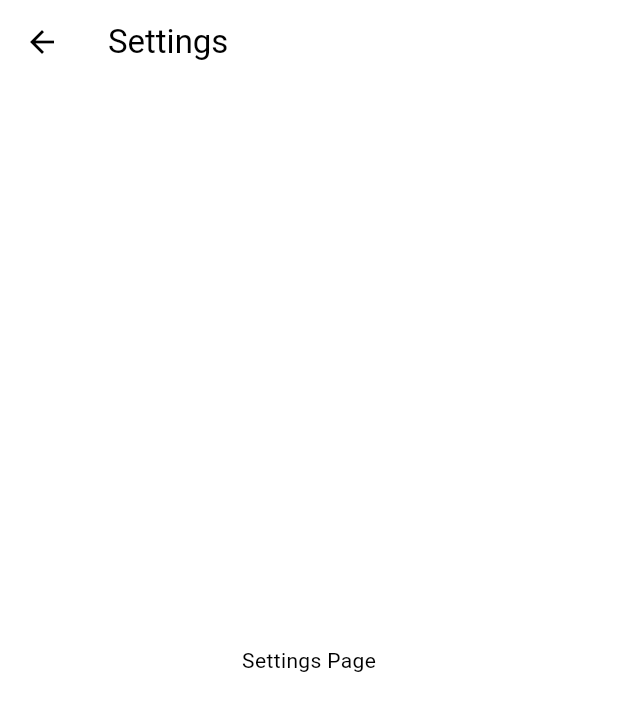
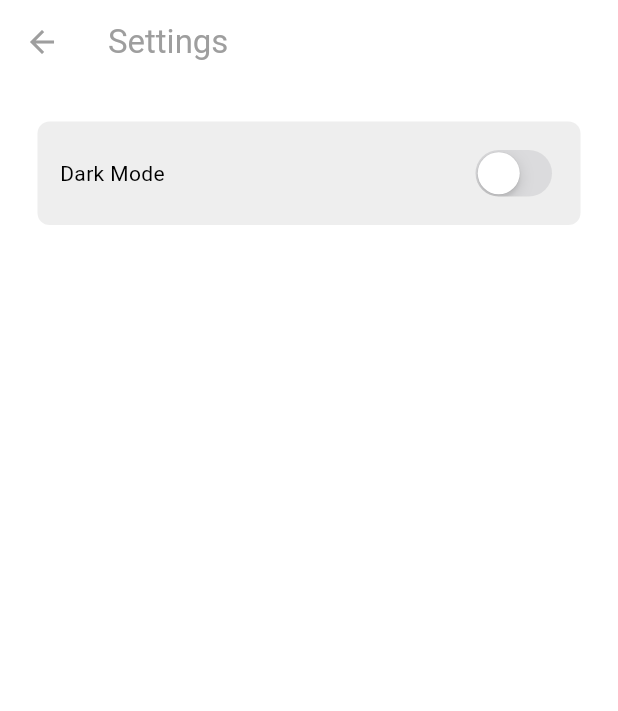
Before and after one commit to imad06/chat_app_flutter, a Flutter app: the screen it shows once a user with an empty profile is signed in, in the side drawer, after a tap on "S E T T I N G S", on a phone screen of 412 x 824 dp. Shown: the top 711 px of the screen. Run offline on Flutter 3.47's test engine with Material 3 defaults, Android fonts, the light colour scheme and no system bars; our stand-ins replace cloud_firestore, firebase_auth, firebase_core; accounts and stored records are empty; network calls fail.

Commit message:
Premier commit de mon app Flutter

```diff
--- a/lib/components/my_drawer.dart
+++ b/lib/components/my_drawer.dart
@@ -12,7 +12,7 @@ class MyDrawer extends StatelessWidget {
   @override
   Widget build(BuildContext context) {
     return Drawer(
-      backgroundColor: Theme.of(context).colorScheme.background,
+      backgroundColor: Theme.of(context).colorScheme.surface,
       child: Column(
         mainAxisAlignment: MainAxisAlignment.spaceBetween,
         children: [
--- a/lib/components/user_title.dart
+++ b/lib/components/user_title.dart
@@ -17,10 +17,12 @@ class UserTitle extends StatelessWidget{
           color: Theme.of(context).colorScheme.secondary,
           borderRadius: BorderRadius.circular(12),
         ),
-
+        margin: const EdgeInsets.symmetric(vertical: 5, horizontal: 25),
+        padding: const EdgeInsets.all(20),
         child: Row(
           children: [
-            Icon(Icons.person),
+            const Icon(Icons.person),
+            const SizedBox(width: 20),
             Text(text),
 
           ]
--- a/lib/main.dart
+++ b/lib/main.dart
@@ -1,13 +1,19 @@
 import 'package:chaty/services/auth/auth_gate.dart';
 import 'package:chaty/firebase_options.dart';
+import 'package:chaty/themes/theme_provider.dart';
 import 'package:firebase_core/firebase_core.dart';
 import 'package:flutter/material.dart';
-import 'package:chaty/themes/light_mode.dart';
+import 'package:provider/provider.dart';
+
 
 void main() async{
   WidgetsFlutterBinding.ensureInitialized();
   await Firebase.initializeApp(options: DefaultFirebaseOptions.currentPlatform);
-  runApp(const MyApp());
+  runApp(
+    ChangeNotifierProvider(create: (context) => ThemeProvider(),
+      child: const MyApp(),
+    ),
+  );
 }
 
 class MyApp extends StatelessWidget {
@@ -18,7 +24,7 @@ class MyApp extends StatelessWidget {
     return MaterialApp(
       debugShowCheckedModeBanner: false,
       home: const AuthGate(),
-      theme: lightMode,
+      theme: Provider.of<ThemeProvider>(context).themeData,
     );
   }
 }
--- a/lib/pages/Login_page.dart
+++ b/lib/pages/Login_page.dart
@@ -33,7 +33,7 @@ class _LoginPageState extends State<LoginPage> {
   @override
   Widget build(BuildContext context) {
     return Scaffold(
-      backgroundColor: Theme.of(context).colorScheme.background,
+      backgroundColor: Theme.of(context).colorScheme.surface,
       body: Center(
         child: Column(
           mainAxisAlignment: MainAxisAlignment.center,
--- a/lib/pages/register_page.dart
+++ b/lib/pages/register_page.dart
@@ -12,6 +12,7 @@ class RegisterPage extends StatefulWidget {
 }
 
 class _RegisterPageState extends State<RegisterPage> {
+  final TextEditingController _nameController = TextEditingController();
   final TextEditingController _emailController = TextEditingController();
   final TextEditingController _pwController = TextEditingController();
   final TextEditingController _pwConfirmController = TextEditingController();
@@ -21,6 +22,7 @@ class _RegisterPageState extends State<RegisterPage> {
     if (_pwController.text == _pwConfirmController.text) {
      try{
       _auth.signUpWithEmailAndPassword(
+      _nameController.text,
       _emailController.text,
       _pwController.text,
     );
@@ -48,7 +50,7 @@ class _RegisterPageState extends State<RegisterPage> {
   @override
   Widget build(BuildContext context) {
     return Scaffold(
-      backgroundColor: Theme.of(context).colorScheme.background,
+      backgroundColor: Theme.of(context).colorScheme.surface,
       body: Center(
         child: Column(
           mainAxisAlignment: MainAxisAlignment.center,
@@ -68,6 +70,14 @@ class _RegisterPageState extends State<RegisterPage> {
             ),
             const SizedBox(height: 50),
             // email textfield
+
+            MyTextfeild(
+              hintText: "Name",
+              obscureText: false,
+              controller: _nameController,
+
+            ),
+            const SizedBox(height: 10),
             MyTextfeild(
               hintText: "Email",
               obscureText: false,
--- a/lib/pages/settings_page.dart
+++ b/lib/pages/settings_page.dart
@@ -1,4 +1,7 @@
+import 'package:chaty/themes/theme_provider.dart';
+import 'package:flutter/cupertino.dart';
 import 'package:flutter/material.dart';
+import 'package:provider/provider.dart';
 
 class SettingsPage extends StatelessWidget {
   const SettingsPage({super.key});
@@ -6,12 +9,29 @@ class SettingsPage extends StatelessWidget {
   @override
   Widget build(BuildContext context) {
     return Scaffold(
+      backgroundColor: Theme.of(context).colorScheme.surface,
       appBar: AppBar(
         title: const Text('Settings'),
+         backgroundColor: Colors.transparent,
+        foregroundColor: Colors.grey,
+        elevation: 0,
+
       ),
-      body: const Center(
-        child: Text('Settings Page'),
-      ),
+      body: Container(
+        decoration: BoxDecoration(color: Theme.of(context).colorScheme.secondary,
+        borderRadius: BorderRadius.circular(8)),
+        margin: const EdgeInsets.all(25),
+        padding: const EdgeInsets.all(15),
+        child: Row(
+          mainAxisAlignment: MainAxisAlignment.spaceBetween,
+          children: [
+            const Text("Dark Mode"),
+            CupertinoSwitch(
+              value: Provider.of<ThemeProvider>(context, listen: true).isDarkMode,
+              onChanged: (value) => Provider.of<ThemeProvider>(context, listen: false).toggleTheme())
+          ],
+        ),
+      )
     );
   }
 }
--- /dev/null
+++ b/lib/themes/dark_mode.dart
@@ -0,0 +1,12 @@
+
+import 'package:flutter/material.dart';
+
+
+ThemeData darkMode = ThemeData(
+  colorScheme: ColorScheme.light(
+   surface: Colors.grey.shade900,
+   primary: Colors.grey.shade600,
+   secondary: Colors.grey.shade700,
+   tertiary: Colors.grey.shade800,
+   inversePrimary: Colors.grey.shade300),
+);
--- a/lib/themes/light_mode.dart
+++ b/lib/themes/light_mode.dart
@@ -3,9 +3,10 @@ import 'package:flutter/material.dart';
 
 ThemeData lightMode = ThemeData(
   colorScheme: ColorScheme.light(
-   background: Colors.grey.shade300,
-   primary: Colors.grey.shade500,
-   secondary: Colors.grey.shade200,
-   tertiary: Colors.white,
-   inversePrimary: Colors.grey.shade700),
+  surface: Colors.white, // <-- couleur de fond claire pour le light mode
+  primary: Colors.grey.shade500,
+  secondary: Colors.grey.shade200,
+  tertiary: Colors.white,
+  inversePrimary: Colors.grey.shade700,
+),
 );
--- /dev/null
+++ b/lib/themes/theme_provider.dart
@@ -0,0 +1,25 @@
+import 'package:chaty/themes/dark_mode.dart';
+import 'package:chaty/themes/light_mode.dart';
+import 'package:flutter/material.dart';
+
+class ThemeProvider extends ChangeNotifier{
+  ThemeData _themeData = lightMode;
+
+  ThemeData get themeData => _themeData;
+
+  bool get isDarkMode => _themeData == darkMode;
+
+  set themeData(ThemeData themeData) {
+    _themeData = themeData;
+    notifyListeners();
+  }
+
+  void toggleTheme() {
+    if (_themeData == lightMode) {
+      _themeData = darkMode;
+    } else {
+      _themeData = lightMode;
+    }
+    notifyListeners();
+  }
+}
--- a/pubspec.yaml
+++ b/pubspec.yaml
@@ -37,9 +37,12 @@ dependencies:
   cupertino_icons: ^1.0.8
   firebase_core: ^3.13.1
   firebase_auth: ^5.5.4
+  provider: ^6.1.5
 
 dev_dependencies:
   flutter_test:
+    sdk: flutter
+  flutter_localizations:
     sdk: flutter
 
   # The "flutter_lints" package below contains a set of recommended lints to
```
Also changed, not shown: lib/components/chat_bubble.dart (added, +29 -0 lines), lib/models/message.dart (added, +31 -0 lines), lib/pages/chat_page.dart (+104 -2 lines), lib/pages/home_page.dart (+22 -10 lines), lib/services/auth/auth_service.dart (+9 -1 lines), lib/services/chat/chat_service.dart (+31 -1 lines), pubspec.lock.
